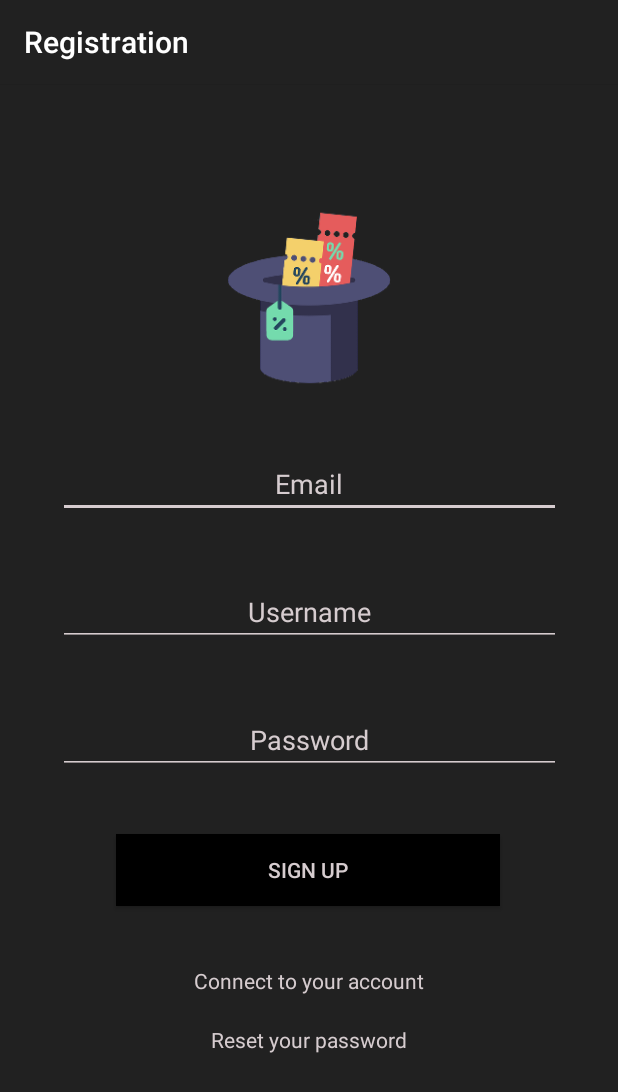
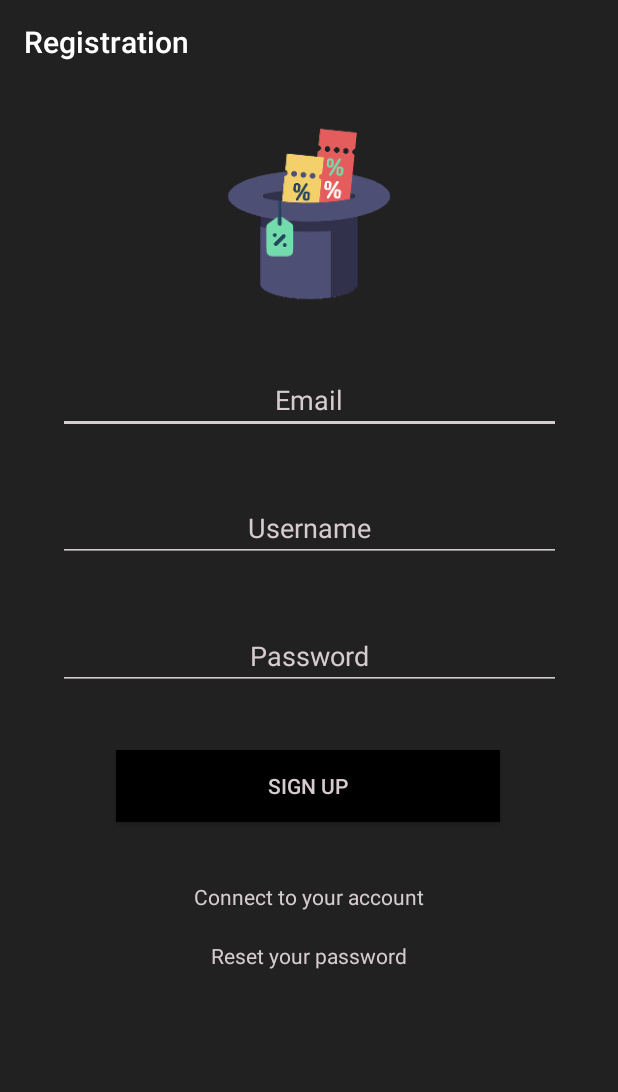
Before and after one commit to WilliamDemirci/Magic, an Android app: the RegisterActivity screen opened directly, with no data from a screen before it, on a phone screen of 412 x 824 dp. Shown: the top 1092 px of the screen. Run offline under Robolectric (Android 15) with nearby library versions, the phone set to English and light mode, and no system bars; our stand-ins replace Firebase (no records; nobody signed in at launch, a user with empty details on screens opened directly); 1 statement that could not run was skipped.

Commit message:
- correction of display bugs in landscape mode

```diff
--- a/app/src/main/res/layout/activity_new_deal.xml
+++ b/app/src/main/res/layout/activity_new_deal.xml
@@ -514,5 +514,4 @@
 
         </android.support.constraint.ConstraintLayout>
     </ScrollView>
-
 </android.support.constraint.ConstraintLayout>
--- a/app/src/main/res/layout/activity_register.xml
+++ b/app/src/main/res/layout/activity_register.xml
@@ -9,15 +9,12 @@
 
     <android.support.v7.widget.Toolbar
         android:id="@+id/registerToolbar"
-        android:layout_width="0dp"
+        android:layout_width="match_parent"
         android:layout_height="wrap_content"
         android:background="?attr/colorPrimary"
         android:minHeight="?attr/actionBarSize"
-        android:theme="@style/ThemeOverlay.AppCompat.Dark.ActionBar"
-        app:layout_constraintEnd_toEndOf="parent"
-        app:layout_constraintStart_toStartOf="parent"
         android:elevation="1dp"
-        app:layout_constraintTop_toTopOf="parent"/>
+        android:theme="@style/ThemeOverlay.AppCompat.Dark.ActionBar"/>
 
     <ProgressBar
         android:id="@+id/registerProgressBar"
@@ -29,25 +26,19 @@
         android:visibility="invisible"
         app:layout_constraintEnd_toEndOf="parent"
         app:layout_constraintStart_toStartOf="parent"
-        app:layout_constraintTop_toBottomOf="@+id/registerToolbar"/>
+        app:layout_constraintTop_toBottomOf="@+id/registerToolbar" />
 
     <ScrollView
-        android:id="@+id/registerForm"
+        android:id="@+id/registerScrollView"
         android:layout_width="match_parent"
         android:layout_height="wrap_content"
-        android:layout_marginTop="0dp"
-        app:layout_constraintTop_toBottomOf="@+id/registerToolbar"
-        tools:ignore="MissingConstraints"
-        tools:layout_editor_absoluteX="0dp">
+        android:layout_weight="1">
 
         <android.support.constraint.ConstraintLayout
-            android:id="@+id/email_login_form"
+            android:id="@+id/registerForm"
             android:layout_width="match_parent"
             android:layout_height="wrap_content"
-            android:layout_margin="0dp"
-            android:orientation="vertical"
-            android:padding="0dp"
-            android:paddingTop="0dp">
+            android:orientation="vertical">
 
             <ImageView
                 android:id="@+id/logoRegistration"
```
Also changed, not shown: app/src/main/res/layout/activity_login.xml (+7 -14 lines), app/src/main/res/layout/activity_reset_password.xml (+7 -13 lines).
